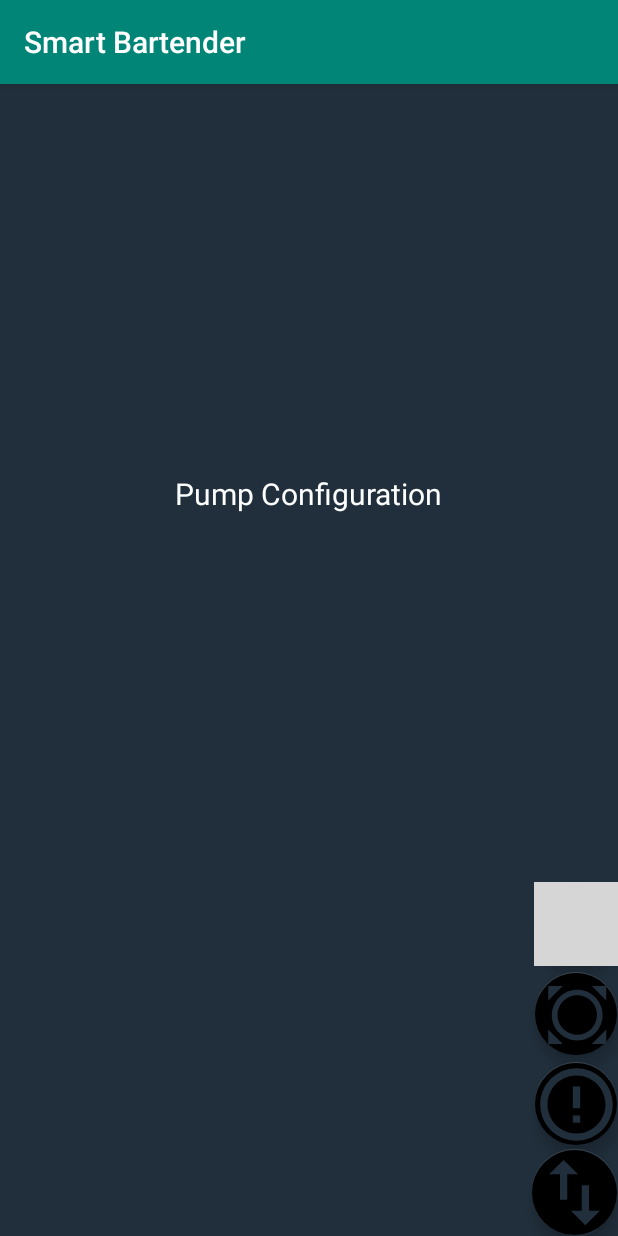
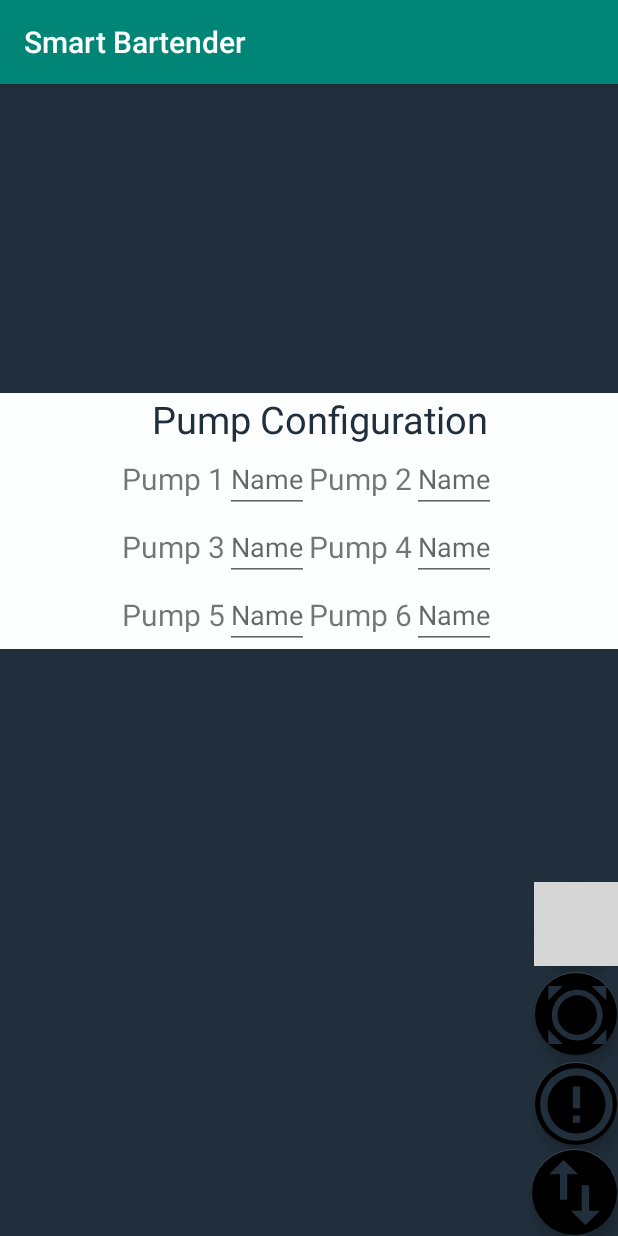
Before and after one commit to sagarp-patel/Bartender, an Android app: the screen it shows after launch (MainActivity), after a tap on an icon or button, on a phone screen of 412 x 824 dp. Run offline under Robolectric (Android 15) with nearby library versions, the phone set to English and light mode, and no system bars; 1 other tap on this screen came first; grey boxes are pictures that could not be loaded.

Commit message:
Updated Pump Config Fragment UI

```diff
--- a/Android_App/MySmartBartender/app/src/main/java/com/sagarpatel/mysmartbartender/Add_Drink.kt
+++ b/Android_App/MySmartBartender/app/src/main/java/com/sagarpatel/mysmartbartender/Add_Drink.kt
@@ -8,21 +8,9 @@ import android.view.LayoutInflater
 import android.view.View
 import android.view.ViewGroup
 
+//private const val ARG_PARAM1 = "param1"
+//private const val ARG_PARAM2 = "param2"
 
-// TODO: Rename parameter arguments, choose names that match
-// the fragment initialization parameters, e.g. ARG_ITEM_NUMBER
-private const val ARG_PARAM1 = "param1"
-private const val ARG_PARAM2 = "param2"
-
-/**
- * A simple [Fragment] subclass.
- * Activities that contain this fragment must implement the
- * [Add_Drink.OnFragmentInteractionListener] interface
- * to handle interaction events.
- * Use the [Add_Drink.newInstance] factory method to
- * create an instance of this fragment.
- *
- */
 class Add_Drink : Fragment() {
 
     override fun onCreateView(
--- a/Android_App/MySmartBartender/app/src/main/java/com/sagarpatel/mysmartbartender/MainActivity.kt
+++ b/Android_App/MySmartBartender/app/src/main/java/com/sagarpatel/mysmartbartender/MainActivity.kt
@@ -12,7 +12,6 @@ import android.support.v4.app.FragmentTransaction
 import android.support.v4.app.FragmentManager
 import kotlinx.android.synthetic.main.activity_main.*
 
-
 class MainActivity : AppCompatActivity() {
 
     // Variables
@@ -23,17 +22,19 @@ class MainActivity : AppCompatActivity() {
     lateinit var add_drink_fab:View
     lateinit var info_about_fab:View
     var isMenuOpen:Boolean = false // Track FAB menu if open or close
+
     // Drink Menu Variables
     lateinit var drink_menu:Spinner
     lateinit var menu_adapter:ArrayAdapter<CharSequence>
     lateinit var menu_array_list:ArrayList<CharSequence>
+
     // Fragments
     lateinit var add_drink_frag:Add_Drink
     lateinit var pump_config_frag:Pump_Config
+
     //Fragment Variables
     lateinit var fragmentManager: FragmentManager
     lateinit var fragmentTransaction: FragmentTransaction
-
 
     override fun onCreate(savedInstanceState: Bundle?) {
         super.onCreate(savedInstanceState)
--- a/Android_App/MySmartBartender/app/src/main/res/layout/fragment_add__drink.xml
+++ b/Android_App/MySmartBartender/app/src/main/res/layout/fragment_add__drink.xml
@@ -4,7 +4,7 @@
              android:layout_width="match_parent"
              android:layout_height="match_parent" xmlns:app="http://schemas.android.com/apk/res-auto"
              tools:context=".Add_Drink"
-             android:background="@color/DarkGray"
+             android:background="@color/White"
              android:layout_gravity="center"
 >
 
@@ -19,7 +19,7 @@
                  app:layout_constraintLeft_toRightOf="parent"
                  app:layout_constraintRight_toLeftOf="parent"
                  app:layout_constraintTop_toTopOf="parent"
-                 android:textColor="@color/White"
+                 android:textColor="@color/DarkGray"
                  android:textSize="30dp"
                  android:id="@+id/addDrinkFrag_textview"
        />
@@ -30,7 +30,7 @@
                android:text="Name: "
                android:textSize="25dp"
                android:id="@+id/drink_name_label"
-               android:textColor="@color/White"
+               android:textColor="@color/DarkGray"
                app:layout_constraintRight_toRightOf="parent"
                app:layout_constraintRight_toLeftOf="@id/drink_name_EditText"
                app:layout_constraintTop_toBottomOf="@id/addDrinkFrag_textview"
@@ -41,12 +41,12 @@
                android:layout_width="wrap_content"
                android:layout_height="wrap_content"
                android:id="@+id/drink_name_EditText"
-               android:textColor="@color/White"
+               android:textColor="@color/DarkGray"
                app:layout_constraintRight_toLeftOf="@id/drink_name_label"
                app:layout_constraintTop_toBottomOf="@id/addDrinkFrag_textview"
        />
 
-       <Button
+       <TextView
                android:layout_width="wrap_content"
                android:layout_height="wrap_content"
                app:layout_constraintLeft_toRightOf="parent"
@@ -55,7 +55,16 @@
                app:layout_constraintBottom_toBottomOf="parent"
        />
 
+       <Button
+               android:layout_width="wrap_content"
+               android:layout_height="wrap_content"
+               android:text="Create Drink"
+               app:layout_constraintLeft_toRightOf="parent"
+               app:layout_constraintRight_toLeftOf="parent"
+               app:layout_constraintTop_toBottomOf="@id/drink_name_EditText"
+               app:layout_constraintBottom_toBottomOf="parent"
+       />
+
    </android.support.constraint.ConstraintLayout>
 
-
 </FrameLayout>
--- a/Android_App/MySmartBartender/app/src/main/res/layout/fragment_pump__config.xml
+++ b/Android_App/MySmartBartender/app/src/main/res/layout/fragment_pump__config.xml
@@ -3,7 +3,7 @@
              xmlns:tools="http://schemas.android.com/tools"
              android:layout_width="match_parent"
              android:layout_height="match_parent"
-             android:background="@color/DarkGray"
+             android:background="@color/White"
              tools:context=".Pump_Config">
 
     <!-- TODO: Update blank fragment layout -->
@@ -11,13 +11,126 @@
             android:layout_width="wrap_content"
             android:layout_height="wrap_content"
             android:layout_gravity="center"
+            android:orientation="vertical"
     >
-    <TextView android:layout_width="match_parent"
-              android:layout_height="match_parent"
-              android:text="Pump Configuration"
-              android:layout_gravity="center"
-              android:textColor="@color/White"
-              android:textSize="20dp"/>
+
+        <TextView android:layout_width="match_parent"
+                  android:layout_height="match_parent"
+                  android:text="Pump Configuration"
+                  android:layout_gravity="center"
+                  android:textColor="@color/DarkGray"
+                  android:textSize="25dp"
+                  android:paddingLeft="20dp"
+        />
+
+        <LinearLayout android:layout_width="match_parent"
+                      android:layout_height="match_parent"
+                      android:layout_gravity="center"
+                      android:orientation="horizontal"
+        >
+
+            <TextView
+                    android:layout_width="wrap_content"
+                    android:layout_height="wrap_content"
+                    android:text="Pump 1"
+                    android:layout_gravity="center"
+                    android:id="@+id/pump1_label"
+                    android:textSize="20dp"
+
+            />
+
+            <EditText android:layout_width="wrap_content"
+                      android:layout_height="wrap_content"
+                      android:hint="Name"
+            />
+
+            <TextView
+                    android:layout_width="wrap_content"
+                    android:layout_height="wrap_content"
+                    android:text="Pump 2"
+                    android:layout_gravity="center"
+                    android:id="@+id/pump2_label"
+                    android:textSize="20dp"
+            />
+
+            <EditText android:layout_width="wrap_content"
+                      android:layout_height="wrap_content"
+                      android:hint="Name"
+            />
+
+        </LinearLayout>
+        <LinearLayout android:layout_width="match_parent"
+                      android:layout_height="match_parent"
+                      android:layout_gravity="center"
+                      android:orientation="horizontal"
+        >
+
+            <TextView
+                    android:layout_width="wrap_content"
+                    android:layout_height="wrap_content"
+                    android:text="Pump 3"
+                    android:layout_gravity="center"
+                    android:id="@+id/pump3_label"
+                    android:textSize="20dp"
+            />
+
+            <EditText android:layout_width="wrap_content"
+                      android:layout_height="wrap_content"
+                      android:hint="Name"
+            />
+
+            <TextView
+                    android:layout_width="wrap_content"
+                    android:layout_height="wrap_content"
+                    android:text="Pump 4"
+                    android:layout_gravity="center"
+                    android:id="@+id/pump4_label"
+                    android:textSize="20dp"
+            />
+
+            <EditText android:layout_width="wrap_content"
+                      android:layout_height="wrap_content"
+                      android:hint="Name"
+            />
+
+        </LinearLayout>
+
+        <LinearLayout android:layout_width="match_parent"
+                      android:layout_height="match_parent"
+                      android:layout_gravity="center"
+                      android:orientation="horizontal"
+        >
+
+            <TextView
+                    android:layout_width="wrap_content"
+                    android:layout_height="wrap_content"
+                    android:text="Pump 5"
+                    android:layout_gravity="center"
+                    android:id="@+id/pump5_label"
+                    android:textSize="20dp"
+            />
+
+            <EditText android:layout_width="wrap_content"
+                      android:layout_height="wrap_content"
+                      android:hint="Name"
+            />
+
+            <TextView
+                    android:layout_width="wrap_content"
+                    android:layout_height="wrap_content"
+                    android:text="Pump 6"
+                    android:layout_gravity="center"
+                    android:id="@+id/pump6_label"
+                    android:textSize="20dp"
+            />
+
+            <EditText android:layout_width="wrap_content"
+                      android:layout_height="wrap_content"
+                      android:hint="Name"
+            />
+
+        </LinearLayout>
+
     </LinearLayout>
 
 </FrameLayout>
```
